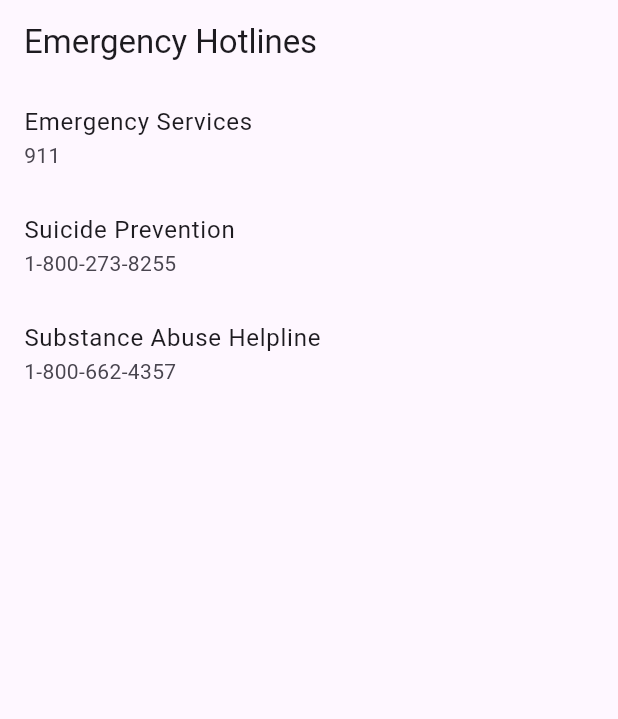
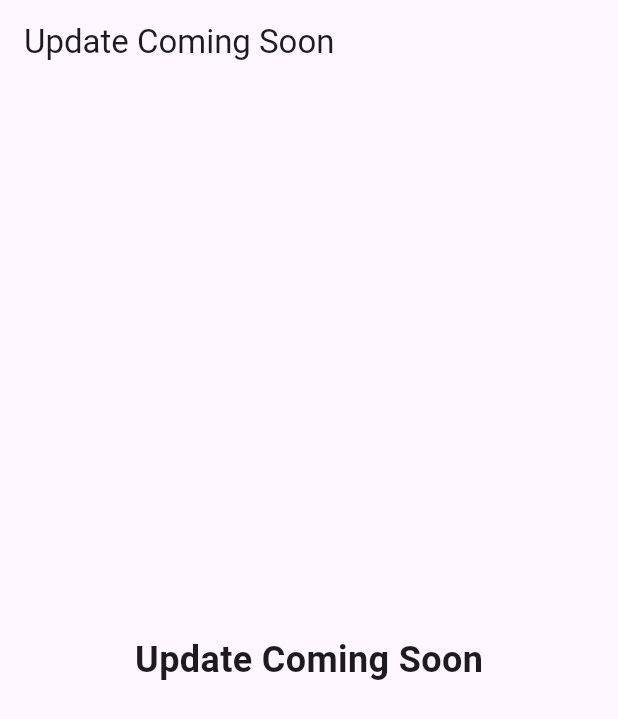
Before and after one commit to Advait108/Yellow-Jacket-App, a Flutter app: the CountyScreen screen opened directly, on a phone screen of 412 x 824 dp. Shown: the top 719 px of the screen. Run offline on Flutter 3.47's test engine with Material 3 defaults, Android fonts, the phone set to English and light mode, and no system bars.

```diff
--- a/lib/countyhealth.dart
+++ b/lib/countyhealth.dart
@@ -1,43 +1,26 @@
 import 'package:flutter/material.dart';
 
 class CountyScreen extends StatelessWidget {
-  final List<Map<String, String>> hotlines = [
-    {'name': 'Emergency Services', 'number': '911'},
-    {'name': 'Suicide Prevention', 'number': '1-800-273-8255'},
-    {'name': 'Substance Abuse Helpline', 'number': '1-800-662-4357'},
-    // Add more hotline numbers and names as needed
-  ];
-
   @override
   Widget build(BuildContext context) {
     return Scaffold(
       appBar: AppBar(
-        title: Text('Emergency Hotlines'),
+        title: Text('Update Coming Soon'),
       ),
-      body: ListView.builder(
-        itemCount: hotlines.length,
-        itemBuilder: (context, index) {
-          return ListTile(
-            title: Text(hotlines[index]['name'] ?? ''),
-            subtitle: Text(hotlines[index]['number'] ?? ''),
-            onTap: () {
-              _callHotline(context, hotlines[index]['number'] ?? '');
-            },
-          );
-        },
+      body: Center(
+        child: Column(
+          mainAxisAlignment: MainAxisAlignment.center,
+          children: [
+            Text(
+              'Update Coming Soon',
+              style: TextStyle(
+                fontSize: 24.0,
+                fontWeight: FontWeight.bold,
+              ),
+            ),
+          ],
+        ),
       ),
     );
   }
-
-  void _callHotline(BuildContext context, String number) {
-    // Implement the functionality to call the hotline number here
-    // For example, you can use URL launcher to make the call
-    // Make sure to import the package: url_launcher/url_launcher.dart
-    // and handle platform-specific behavior for making phone calls
-    // Here's an example using url_launcher:
-    // launch('tel:$number');
-    // Note: Make sure to add the necessary permissions in AndroidManifest.xml and Info.plist
-    // to allow making phone calls.
-    // Also handle exceptions and errors accordingly.
-  }
 }
--- a/lib/main.dart
+++ b/lib/main.dart
@@ -1,6 +1,6 @@
 import 'package:flutter/material.dart';
 import 'signin.dart';
-import 'dashboard.dart';
+
 
 void main() {
   runApp(const MyApp());
```
Also changed, not shown: lib/dashboard.dart (+13 -3 lines), lib/mentalhealth.dart (added, +56 -0 lines), lib/schoolresources.dart (added, +48 -0 lines), pubspec.lock.
